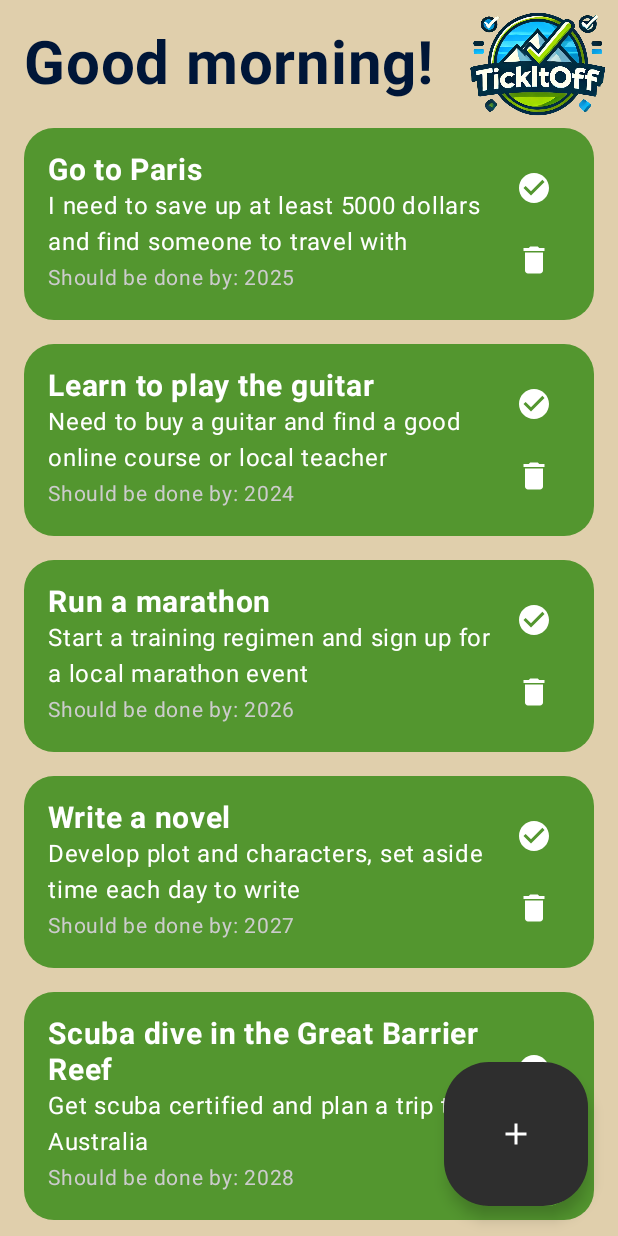
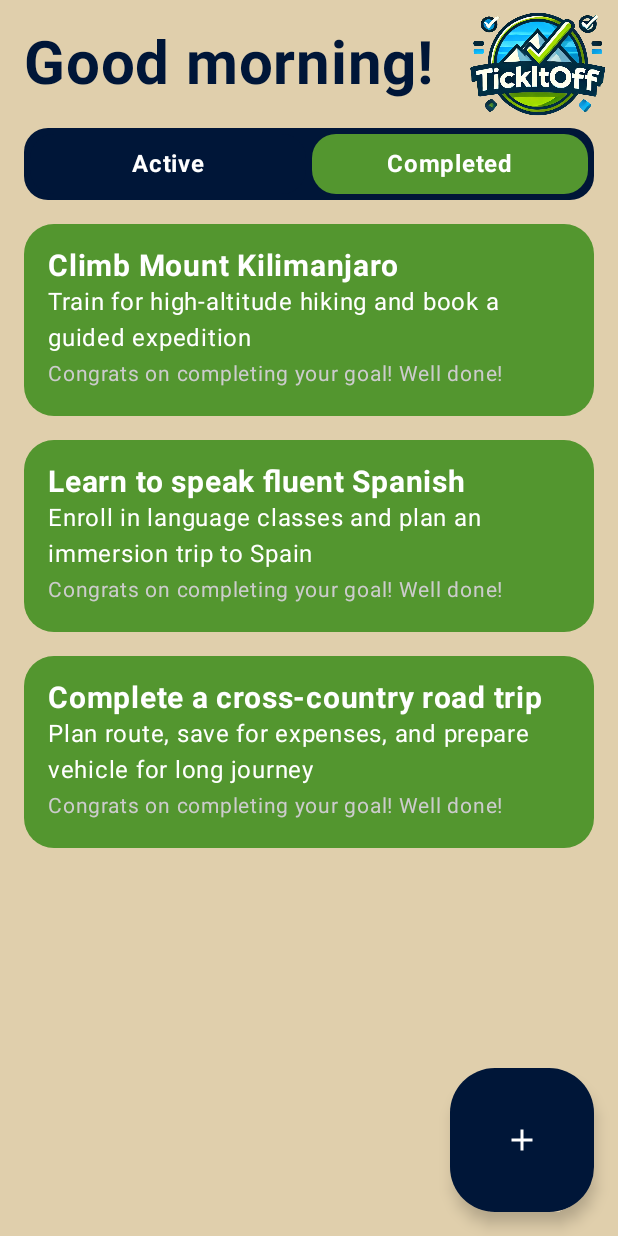
Before and after one commit to vhogberg/kotlin_bucket_list_app, an Android app built with Jetpack Compose: the screen it shows after launch (MainActivity), after a tap on "Add bucket list item", on a phone screen of 412 x 824 dp. Run offline under Robolectric (Android 15) with nearby library versions, the phone set to English and light mode, and no system bars; 2 other taps on this screen came first.

Commit message:
Created SegmentedControlSwitch.kt for switching between active and completed bucket list items

```diff
--- a/app/src/main/java/com/example/tickitoff/BucketListComposable.kt
+++ b/app/src/main/java/com/example/tickitoff/BucketListComposable.kt
@@ -25,15 +25,16 @@ import com.example.tickitoff.ui.theme.CustomGreen
 
 // Main part of the actual bucket list
 @Composable
-fun BucketListComposable() {
+fun BucketListComposable(bucketList: List<BucketListItem>) {
 
     // Get the list of items
-    val bucketList = getTestBucketListItems()
+    // val bucketList = getTestBucketListItems()
 
     Column(
         modifier = Modifier
             .fillMaxSize()
     ) {
+        // Segmented control switch might be implemented here too
         // Display the items in a scrollable column
         LazyColumn(content = {
             itemsIndexed(bucketList) { index: Int, item: BucketListItem ->
@@ -69,12 +70,26 @@ fun BucketListItemComposable(item: BucketListItem) {
                 fontSize = 16.sp,
                 color = Color.White
             )
-            Text(text = "Should be done by: " + item.doneByYear.toString(),
+            if (!item.completed) {
+                Text(
+                    text = "Should be done by: " + item.doneByYear.toString(),
                     fontSize = 14.sp,
-                color = Color.LightGray)
+                    color = Color.LightGray
+                )
+            }
+            else {
+                Text(
+                    // text below should maybe be replaced with the date when you completed it
+                    text = "Congrats on completing your goal! Well done!",
+                    fontSize = 14.sp,
+                    color = Color.LightGray
+                )
+            }
         }
 
+        if (!item.completed){
             Column {
+                // Completed the goal button
                 IconButton(onClick = {  }) {
                     Icon(
                         painter = painterResource(id = R.drawable.baseline_check_circle_24),
@@ -82,6 +97,7 @@ fun BucketListItemComposable(item: BucketListItem) {
                         tint = Color.White
                     )
                 }
+                // Want to remove the goal button
                 IconButton(onClick = {  }) {
                     Icon(
                         painter = painterResource(id = R.drawable.baseline_delete_24),
@@ -92,3 +108,4 @@ fun BucketListItemComposable(item: BucketListItem) {
             }
         }
     }
+}
--- a/app/src/main/java/com/example/tickitoff/BucketListItem.kt
+++ b/app/src/main/java/com/example/tickitoff/BucketListItem.kt
@@ -5,6 +5,7 @@ data class BucketListItem(
     var title: String,
     var description: String,
     var doneByYear: Int, // User should set a year they want the goal to be done by
+    var completed : Boolean, // Boolean that tracks whether it is completed or not.
 )
 
 // For development
@@ -14,55 +15,64 @@ fun getTestBucketListItems(): List<BucketListItem> {
             1,
             "Go to Paris",
             "I need to save up at least 5000 dollars and find someone to travel with",
-            2025
+            2025,
+            completed = false
         ),
         BucketListItem(
             2,
             "Learn to play the guitar",
             "Need to buy a guitar and find a good online course or local teacher",
-            2024
+            2024,
+            completed = false
         ),
         BucketListItem(
             3,
             "Run a marathon",
             "Start a training regimen and sign up for a local marathon event",
-            2026
+            2026,
+            completed = false
         ),
         BucketListItem(
             4,
             "Write a novel",
             "Develop plot and characters, set aside time each day to write",
-            2027
+            2027,
+            completed = false
         ),
         BucketListItem(
             5,
             "Scuba dive in the Great Barrier Reef",
             "Get scuba certified and plan a trip to Australia",
-            2028
+            2028,
+            completed = false
         ),
         BucketListItem(
             6,
             "Start a small business",
             "Develop a business plan, secure funding, and register the company",
-            2026
+            2026,
+            completed = false
         ),
         BucketListItem(
             7,
             "Climb Mount Kilimanjaro",
             "Train for high-altitude hiking and book a guided expedition",
-            2027
+            2027,
+            completed = true
         ),
         BucketListItem(
             8,
             "Learn to speak fluent Spanish",
             "Enroll in language classes and plan an immersion trip to Spain",
-            2025
+            2025,
+            completed = true
         ),
         BucketListItem(
             9,
             "Complete a cross-country road trip",
             "Plan route, save for expenses, and prepare vehicle for long journey",
-            2024
+            2024,
+            completed = true
         ),
     )
 }
--- a/app/src/main/java/com/example/tickitoff/Greeting.kt
+++ b/app/src/main/java/com/example/tickitoff/Greeting.kt
@@ -3,7 +3,6 @@ package com.example.tickitoff
 import androidx.compose.foundation.Image
 import androidx.compose.foundation.layout.Row
 import androidx.compose.foundation.layout.Spacer
-import androidx.compose.foundation.layout.fillMaxSize
 import androidx.compose.foundation.layout.padding
 import androidx.compose.foundation.layout.width
 import androidx.compose.material3.Text
--- /dev/null
+++ b/app/src/main/java/com/example/tickitoff/SegmentedControlSwitch.kt
@@ -0,0 +1,60 @@
+package com.example.tickitoff
+
+import androidx.compose.foundation.background
+import androidx.compose.foundation.clickable
+import androidx.compose.foundation.layout.Arrangement
+import androidx.compose.foundation.layout.Box
+import androidx.compose.foundation.layout.Row
+import androidx.compose.foundation.layout.fillMaxWidth
+import androidx.compose.foundation.layout.padding
+import androidx.compose.foundation.shape.RoundedCornerShape
+import androidx.compose.material3.Text
+import androidx.compose.runtime.Composable
+import androidx.compose.ui.Alignment
+import androidx.compose.ui.Modifier
+import androidx.compose.ui.draw.clip
+import androidx.compose.ui.graphics.Color
+import androidx.compose.ui.text.font.FontWeight
+import androidx.compose.ui.unit.dp
+import com.example.tickitoff.ui.theme.CustomBlue
+import com.example.tickitoff.ui.theme.CustomGreen
+
+// Segmented control style switch for switching between showing active and completed bucket list items
+@Composable
+fun SegmentedControlSwitch(
+    options: List<String>, // reusable with different options
+    selectedOption: String,
+    onOptionSelected: (String) -> Unit
+) {
+    Row(
+        modifier = Modifier
+            .fillMaxWidth()
+            .padding(8.dp)
+            .background(CustomBlue, shape = RoundedCornerShape(16.dp))
+            .padding(2.dp), // outer shell padding (blue area)
+        horizontalArrangement = Arrangement.SpaceBetween
+    ) {
+        options.forEach { option ->
+            val isSelected = option == selectedOption
+            val backgroundColor = if (isSelected) CustomGreen else CustomBlue
+            val textColor = Color.White
+
+            Box(
+                modifier = Modifier
+                    .weight(1f)
+                    .padding(2.dp)
+                    .clip(RoundedCornerShape(16.dp))
+                    .background(backgroundColor)
+                    .clickable { onOptionSelected(option) }
+                    .padding(vertical = 8.dp),
+                contentAlignment = Alignment.Center
+            ) {
+                Text(
+                    text = option,
+                    color = textColor,
+                    fontWeight = FontWeight.Bold
+                )
+            }
+        }
+    }
+}
--- a/app/src/main/java/com/example/tickitoff/TickItOffPage.kt
+++ b/app/src/main/java/com/example/tickitoff/TickItOffPage.kt
@@ -11,16 +11,30 @@ import androidx.compose.material.icons.filled.Add
 import androidx.compose.material3.Icon
 import androidx.compose.material3.LargeFloatingActionButton
 import androidx.compose.runtime.Composable
+import androidx.compose.runtime.getValue
+import androidx.compose.runtime.mutableStateOf
+import androidx.compose.runtime.remember
+import androidx.compose.runtime.setValue
 import androidx.compose.ui.Alignment
 import androidx.compose.ui.Modifier
 import androidx.compose.ui.graphics.Color
 import androidx.compose.ui.unit.dp
+import com.example.tickitoff.ui.theme.CustomBlue
 import com.example.tickitoff.ui.theme.CustomGrey
 
 
 // Main page of app
 @Composable
 fun TickItOffPage(modifier: Modifier = Modifier) {
+
+    var selectedOption by remember { mutableStateOf("Active") }
+    val bucketList = getTestBucketListItems() // replace with non-test method
+
+    // Filter items based on the selected option
+    val filteredItems = bucketList.filter {
+        if (selectedOption == "Active") !it.completed else it.completed
+    }
+
     Box(
         modifier = Modifier
             .fillMaxSize()
@@ -31,7 +45,15 @@ fun TickItOffPage(modifier: Modifier = Modifier) {
                 .padding(8.dp)
         ) {
             Greeting() // Greeting at the top
-            BucketListComposable()
+
+            // The segmented control switch to switch between completed items and non-completed ones.
+            SegmentedControlSwitch(
+                options = listOf("Active", "Completed"),
+                selectedOption = selectedOption,
+                onOptionSelected = { selectedOption = it }
+            )
+
+            BucketListComposable(filteredItems) // Shows the list of filtered items
         }
 
         // Add the FAB positioned at the bottom right
@@ -52,8 +74,8 @@ fun FloatingActionButton(
         onClick = { onClick() },
         shape = RoundedCornerShape(30.dp), // Rounded corners on the FAB
         contentColor = Color.White, // (the icon)
-        containerColor = CustomGrey, // (the background)
-        modifier = modifier.padding(20.dp) // Padding for spacing from the edges
+        containerColor = CustomBlue, // (the background)
+        modifier = modifier.padding(16.dp) // Padding for spacing from the edges
     ) {
         Icon(Icons.Filled.Add, contentDescription = "Add bucket list item")
     }
```
Lines whose indentation alone changed are shown as unchanged.
